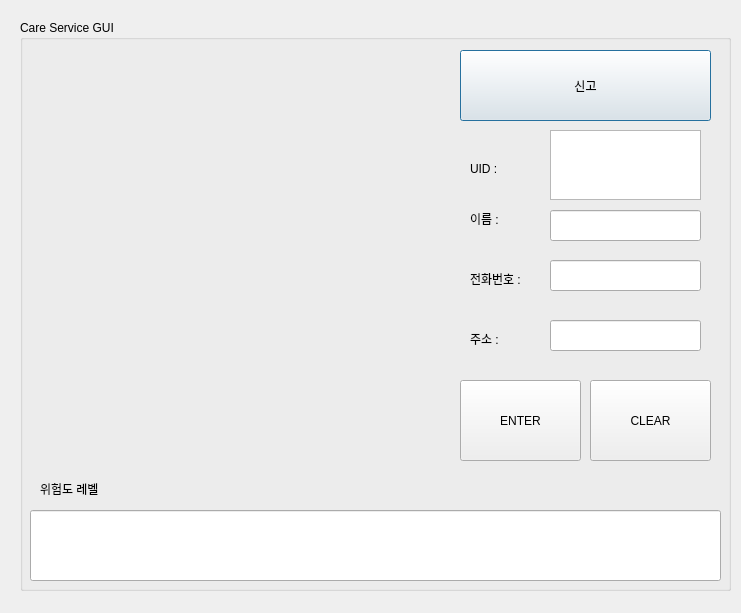
Above: Care/CareService/CareService.ui from addinedu-ros-5th/iot-repo-1 before the change. Below: the same form after it.
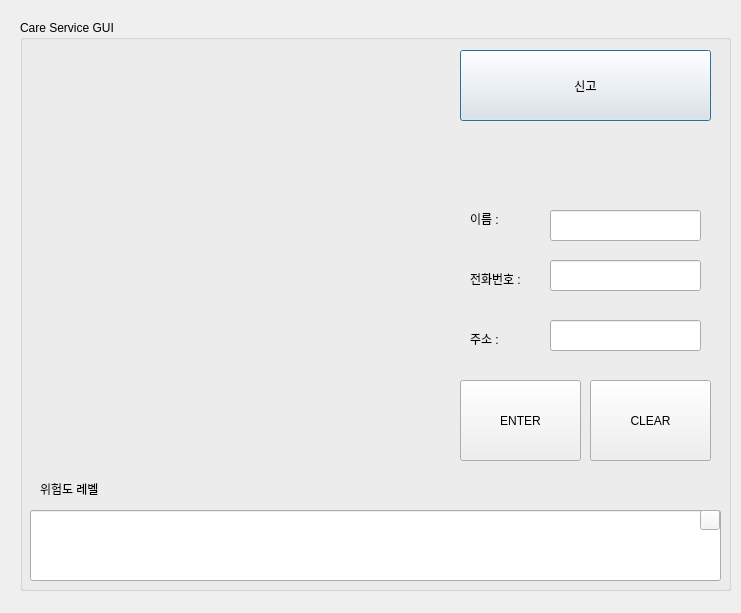
That is the form after the change.

```diff
--- a/Care/CareService/CareService.ui
+++ b/Care/CareService/CareService.ui
@@ -165,19 +165,6 @@
      <string>위험도 레벨</string>
     </property>
    </widget>
-   <widget class="QLabel" name="label_5">
-    <property name="geometry">
-     <rect>
-      <x>450</x>
-      <y>140</y>
-      <width>67</width>
-      <height>17</height>
-     </rect>
-    </property>
-    <property name="text">
-     <string>UID :</string>
-    </property>
-   </widget>
    <widget class="QPushButton" name="btn_clear">
     <property name="geometry">
      <rect>
@@ -191,17 +178,465 @@
      <string>CLEAR</string>
     </property>
    </widget>
-   <widget class="QTextEdit" name="text_edit">
+   <widget class="QPushButton" name="btnupdate">
     <property name="geometry">
      <rect>
-      <x>530</x>
-      <y>110</y>
-      <width>151</width>
-      <height>70</height>
+      <x>680</x>
+      <y>490</y>
+      <width>20</width>
+      <height>20</height>
      </rect>
     </property>
-    <property name="readOnly">
-     <bool>true</bool>
+    <property name="palette">
+     <palette>
+      <active>
+       <colorrole role="WindowText">
+        <brush brushstyle="SolidPattern">
+         <color alpha="255">
+          <red>0</red>
+          <green>0</green>
+          <blue>0</blue>
+         </color>
+        </brush>
+       </colorrole>
+       <colorrole role="Button">
+        <brush brushstyle="SolidPattern">
+         <color alpha="255">
+          <red>246</red>
+          <green>245</green>
+          <blue>244</blue>
+         </color>
+        </brush>
+       </colorrole>
+       <colorrole role="Light">
+        <brush brushstyle="SolidPattern">
+         <color alpha="255">
+          <red>255</red>
+          <green>255</green>
+          <blue>255</blue>
+         </color>
+        </brush>
+       </colorrole>
+       <colorrole role="Midlight">
+        <brush brushstyle="SolidPattern">
+         <color alpha="255">
+          <red>250</red>
+          <green>250</green>
+          <blue>249</blue>
+         </color>
+        </brush>
+       </colorrole>
+       <colorrole role="Dark">
+        <brush brushstyle="SolidPattern">
+         <color alpha="255">
+          <red>123</red>
+          <green>122</green>
+          <blue>122</blue>
+         </color>
+        </brush>
+       </colorrole>
+       <colorrole role="Mid">
+        <brush brushstyle="SolidPattern">
+         <color alpha="255">
+          <red>164</red>
+          <green>163</green>
+          <blue>163</blue>
+         </color>
+        </brush>
+       </colorrole>
+       <colorrole role="Text">
+        <brush brushstyle="SolidPattern">
+         <color alpha="255">
+          <red>0</red>
+          <green>0</green>
+          <blue>0</blue>
+         </color>
+        </brush>
+       </colorrole>
+       <colorrole role="BrightText">
+        <brush brushstyle="SolidPattern">
+         <color alpha="255">
+          <red>255</red>
+          <green>255</green>
+          <blue>255</blue>
+         </color>
+        </brush>
+       </colorrole>
+       <colorrole role="ButtonText">
+        <brush brushstyle="SolidPattern">
+         <color alpha="255">
+          <red>0</red>
+          <green>0</green>
+          <blue>0</blue>
+         </color>
+        </brush>
+       </colorrole>
+       <colorrole role="Base">
+        <brush brushstyle="SolidPattern">
+         <color alpha="255">
+          <red>255</red>
+          <green>255</green>
+          <blue>255</blue>
+         </color>
+        </brush>
+       </colorrole>
+       <colorrole role="Window">
+        <brush brushstyle="SolidPattern">
+         <color alpha="255">
+          <red>246</red>
+          <green>245</green>
+          <blue>244</blue>
+         </color>
+        </brush>
+       </colorrole>
+       <colorrole role="Shadow">
+        <brush brushstyle="SolidPattern">
+         <color alpha="255">
+          <red>0</red>
+          <green>0</green>
+          <blue>0</blue>
+         </color>
+        </brush>
+       </colorrole>
+       <colorrole role="AlternateBase">
+        <brush brushstyle="SolidPattern">
+         <color alpha="255">
+          <red>250</red>
+          <green>250</green>
+          <blue>249</blue>
+         </color>
+        </brush>
+       </colorrole>
+       <colorrole role="ToolTipBase">
+        <brush brushstyle="SolidPattern">
+         <color alpha="255">
+          <red>255</red>
+          <green>255</green>
+          <blue>220</blue>
+         </color>
+        </brush>
+       </colorrole>
+       <colorrole role="ToolTipText">
+        <brush brushstyle="SolidPattern">
+         <color alpha="255">
+          <red>0</red>
+          <green>0</green>
+          <blue>0</blue>
+         </color>
+        </brush>
+       </colorrole>
+       <colorrole role="PlaceholderText">
+        <brush brushstyle="SolidPattern">
+         <color alpha="128">
+          <red>0</red>
+          <green>0</green>
+          <blue>0</blue>
+         </color>
+        </brush>
+       </colorrole>
+      </active>
+      <inactive>
+       <colorrole role="WindowText">
+        <brush brushstyle="SolidPattern">
+         <color alpha="255">
+          <red>0</red>
+          <green>0</green>
+          <blue>0</blue>
+         </color>
+        </brush>
+       </colorrole>
+       <colorrole role="Button">
+        <brush brushstyle="SolidPattern">
+         <color alpha="255">
+          <red>246</red>
+          <green>245</green>
+          <blue>244</blue>
+         </color>
+        </brush>
+       </colorrole>
+       <colorrole role="Light">
+        <brush brushstyle="SolidPattern">
+         <color alpha="255">
+          <red>255</red>
+          <green>255</green>
+          <blue>255</blue>
+         </color>
+        </brush>
+       </colorrole>
+       <colorrole role="Midlight">
+        <brush brushstyle="SolidPattern">
+         <color alpha="255">
+          <red>250</red>
+          <green>250</green>
+          <blue>249</blue>
+         </color>
+        </brush>
+       </colorrole>
+       <colorrole role="Dark">
+        <brush brushstyle="SolidPattern">
+         <color alpha="255">
+          <red>123</red>
+          <green>122</green>
+          <blue>122</blue>
+         </color>
+        </brush>
+       </colorrole>
+       <colorrole role="Mid">
+        <brush brushstyle="SolidPattern">
+         <color alpha="255">
+          <red>164</red>
+          <green>163</green>
+          <blue>163</blue>
+         </color>
+        </brush>
+       </colorrole>
+       <colorrole role="Text">
+        <brush brushstyle="SolidPattern">
+         <color alpha="255">
+          <red>0</red>
+          <green>0</green>
+          <blue>0</blue>
+         </color>
+        </brush>
+       </colorrole>
+       <colorrole role="BrightText">
+        <brush brushstyle="SolidPattern">
+         <color alpha="255">
+          <red>255</red>
+          <green>255</green>
+          <blue>255</blue>
+         </color>
+        </brush>
+       </colorrole>
+       <colorrole role="ButtonText">
+        <brush brushstyle="SolidPattern">
+         <color alpha="255">
+          <red>0</red>
+          <green>0</green>
+          <blue>0</blue>
+         </color>
+        </brush>
+       </colorrole>
+       <colorrole role="Base">
+        <brush brushstyle="SolidPattern">
+         <color alpha="255">
+          <red>255</red>
+          <green>255</green>
+          <blue>255</blue>
+         </color>
+        </brush>
+       </colorrole>
+       <colorrole role="Window">
+        <brush brushstyle="SolidPattern">
+         <color alpha="255">
+          <red>246</red>
+          <green>245</green>
+          <blue>244</blue>
+         </color>
+        </brush>
+       </colorrole>
+       <colorrole role="Shadow">
+        <brush brushstyle="SolidPattern">
+         <color alpha="255">
+          <red>0</red>
+          <green>0</green>
+          <blue>0</blue>
+         </color>
+        </brush>
+       </colorrole>
+       <colorrole role="AlternateBase">
+        <brush brushstyle="SolidPattern">
+         <color alpha="255">
+          <red>250</red>
+          <green>250</green>
+          <blue>249</blue>
+         </color>
+        </brush>
+       </colorrole>
+       <colorrole role="ToolTipBase">
+        <brush brushstyle="SolidPattern">
+         <color alpha="255">
+          <red>255</red>
+          <green>255</green>
+          <blue>220</blue>
+         </color>
+        </brush>
+       </colorrole>
+       <colorrole role="ToolTipText">
+        <brush brushstyle="SolidPattern">
+         <color alpha="255">
+          <red>0</red>
+          <green>0</green>
+          <blue>0</blue>
+         </color>
+        </brush>
+       </colorrole>
+       <colorrole role="PlaceholderText">
+        <brush brushstyle="SolidPattern">
+         <color alpha="128">
+          <red>0</red>
+          <green>0</green>
+          <blue>0</blue>
+         </color>
+        </brush>
+       </colorrole>
+      </inactive>
+      <disabled>
+       <colorrole role="WindowText">
+        <brush brushstyle="SolidPattern">
+         <color alpha="255">
+          <red>123</red>
+          <green>122</green>
+          <blue>122</blue>
+         </color>
+        </brush>
+       </colorrole>
+       <colorrole role="Button">
+        <brush brushstyle="SolidPattern">
+         <color alpha="255">
+          <red>246</red>
+          <green>245</green>
+          <blue>244</blue>
+         </color>
+        </brush>
+       </colorrole>
+       <colorrole role="Light">
+        <brush brushstyle="SolidPattern">
+         <color alpha="255">
+          <red>255</red>
+          <green>255</green>
+          <blue>255</blue>
+         </color>
+        </brush>
+       </colorrole>
+       <colorrole role="Midlight">
+        <brush brushstyle="SolidPattern">
+         <color alpha="255">
+          <red>250</red>
+          <green>250</green>
+          <blue>249</blue>
+         </color>
+        </brush>
+       </colorrole>
+       <colorrole role="Dark">
+        <brush brushstyle="SolidPattern">
+         <color alpha="255">
+          <red>123</red>
+          <green>122</green>
+          <blue>122</blue>
+         </color>
+        </brush>
+       </colorrole>
+       <colorrole role="Mid">
+        <brush brushstyle="SolidPattern">
+         <color alpha="255">
+          <red>164</red>
+          <green>163</green>
+          <blue>163</blue>
+         </color>
+        </brush>
+       </colorrole>
+       <colorrole role="Text">
+        <brush brushstyle="SolidPattern">
+         <color alpha="255">
+          <red>123</red>
+          <green>122</green>
+          <blue>122</blue>
+         </color>
+        </brush>
+       </colorrole>
+       <colorrole role="BrightText">
+        <brush brushstyle="SolidPattern">
+         <color alpha="255">
+          <red>255</red>
+          <green>255</green>
+          <blue>255</blue>
+         </color>
+        </brush>
+       </colorrole>
+       <colorrole role="ButtonText">
+        <brush brushstyle="SolidPattern">
+         <color alpha="255">
+          <red>123</red>
+          <green>122</green>
+          <blue>122</blue>
+         </color>
+        </brush>
+       </colorrole>
+       <colorrole role="Base">
+        <brush brushstyle="SolidPattern">
+         <color alpha="255">
+          <red>246</red>
+          <green>245</green>
+          <blue>244</blue>
+         </color>
+        </brush>
+       </colorrole>
+       <colorrole role="Window">
+        <brush brushstyle="SolidPattern">
+         <color alpha="255">
+          <red>246</red>
+          <green>245</green>
+          <blue>244</blue>
+         </color>
+        </brush>
+       </colorrole>
+       <colorrole role="Shadow">
+        <brush brushstyle="SolidPattern">
+         <color alpha="255">
+          <red>0</red>
+          <green>0</green>
+          <blue>0</blue>
+         </color>
+        </brush>
+       </colorrole>
+       <colorrole role="AlternateBase">
+        <brush brushstyle="SolidPattern">
+         <color alpha="255">
+          <red>246</red>
+          <green>245</green>
+          <blue>244</blue>
+         </color>
+        </brush>
+       </colorrole>
+       <colorrole role="ToolTipBase">
+        <brush brushstyle="SolidPattern">
+         <color alpha="255">
+          <red>255</red>
+          <green>255</green>
+          <blue>220</blue>
+         </color>
+        </brush>
+       </colorrole>
+       <colorrole role="ToolTipText">
+        <brush brushstyle="SolidPattern">
+         <color alpha="255">
+          <red>0</red>
+          <green>0</green>
+          <blue>0</blue>
+         </color>
+        </brush>
+       </colorrole>
+       <colorrole role="PlaceholderText">
+        <brush brushstyle="SolidPattern">
+         <color alpha="128">
+          <red>0</red>
+          <green>0</green>
+          <blue>0</blue>
+         </color>
+        </brush>
+       </colorrole>
+      </disabled>
+     </palette>
+    </property>
+    <property name="text">
+     <string/>
+    </property>
+    <property name="iconSize">
+     <size>
+      <width>1</width>
+      <height>1</height>
+     </size>
     </property>
    </widget>
   </widget>
```
